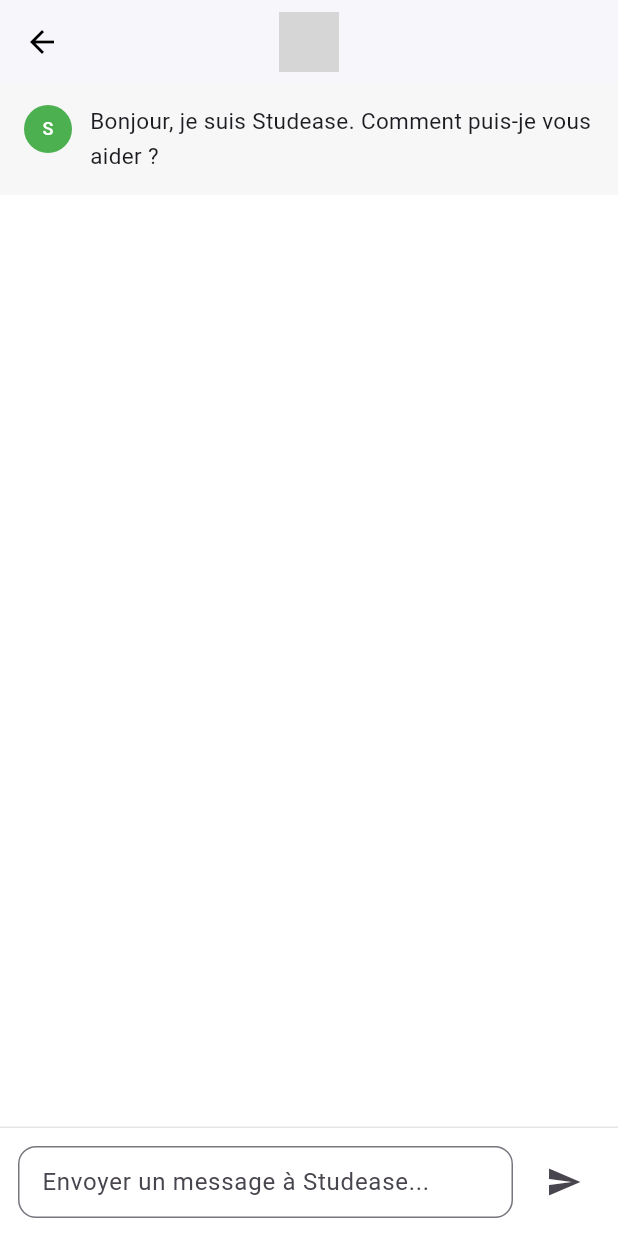
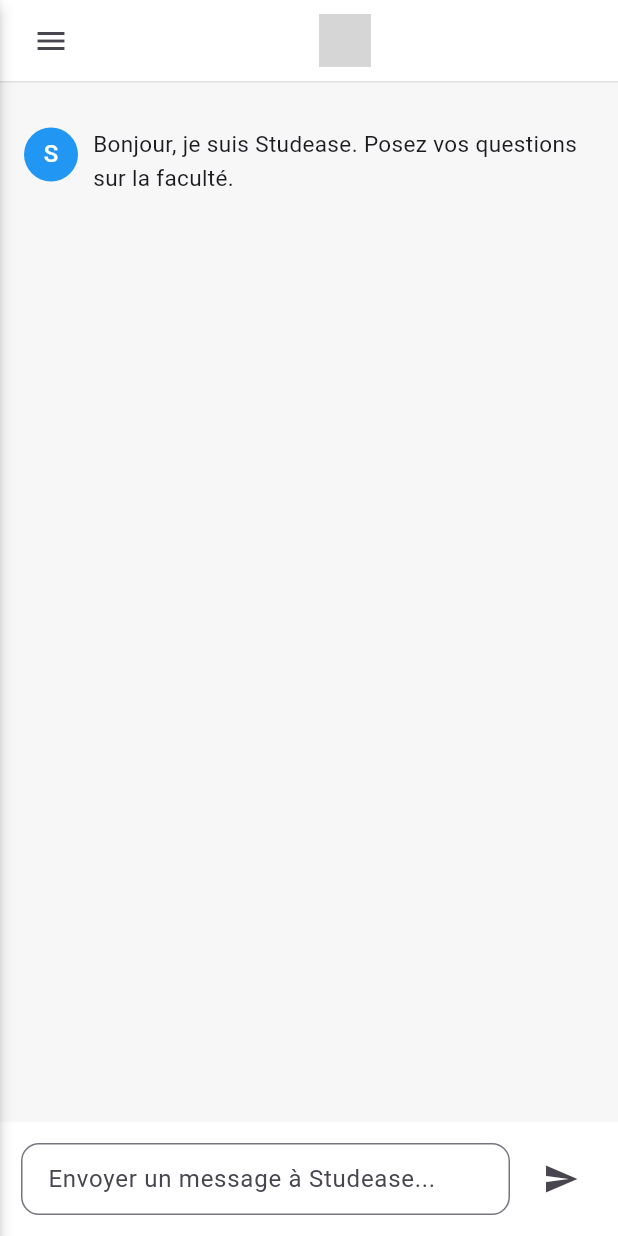
Before and after one commit to DanielEsso237/studease, a Flutter app: the ChatPage screen opened directly, on a phone screen of 412 x 824 dp. Run offline on Flutter 3.47's test engine with Material 3 defaults, Android fonts, the phone set to English and light mode, and no system bars; our stand-ins replace flutter_svg, video_player; grey boxes are pictures that could not be loaded.

Commit message:
feat(chat_page): creating chat_page and all associated widgets

```diff
--- a/frontend/lib/pages/chat_page.dart
+++ b/frontend/lib/pages/chat_page.dart
@@ -1,7 +1,8 @@
 import 'package:flutter/material.dart';
+import '../widgets/chat_sidebar.dart';
 import '../widgets/chat_message.dart';
 import '../widgets/chat_input.dart';
-import '../widgets/chat_app_bar.dart';
+import '../widgets/typing_indicator.dart';
 
 class ChatPage extends StatefulWidget {
   const ChatPage({super.key});
@@ -11,12 +12,18 @@
 }
 
 class _ChatPageState extends State<ChatPage> {
-  final TextEditingController controller = TextEditingController();
-  final ScrollController scrollController = ScrollController();
+  final controller = TextEditingController();
+  final scrollController = ScrollController();
 
-  final List<Map<String, dynamic>> messages = [
+  bool isSidebarOpen = false;
+  bool isTyping = false;
+
+  List<String> conversations = ["Conversation 1"];
+  int selectedConversation = 0;
+
+  List<Map<String, dynamic>> messages = [
     {
-      "text": "Bonjour, je suis Studease. Comment puis-je vous aider ?",
+      "text": "Bonjour, je suis Studease. Posez vos questions sur la faculté.",
       "isUser": false,
     },
   ];
@@ -28,41 +35,160 @@
     setState(() {
       messages.add({"text": text, "isUser": true});
       controller.clear();
+      isTyping = true;
     });
 
-    Future.delayed(const Duration(milliseconds: 400), () {
+    scrollToBottom();
+    simulateStreaming();
+  }
+
+  void simulateStreaming() async {
+    const response =
+        "La faculté des sciences d'Ebolowa propose plusieurs filières comme Informatique, Mathématiques et Physique.";
+
+    String current = "";
+
+    for (int i = 0; i < response.length; i++) {
+      await Future.delayed(const Duration(milliseconds: 25));
+
+      current += response[i];
+
       setState(() {
-        messages.add({"text": "Réponse simulée du chatbot.", "isUser": false});
+        if (messages.isNotEmpty && messages.last["isUser"] == false) {
+          messages.last["text"] = current;
+        } else {
+          messages.add({"text": current, "isUser": false});
+        }
       });
+
+      scrollToBottom();
+    }
+
+    setState(() {
+      isTyping = false;
     });
+  }
 
+  void scrollToBottom() {
     Future.delayed(const Duration(milliseconds: 100), () {
       scrollController.animateTo(
-        scrollController.position.maxScrollExtent + 80,
+        scrollController.position.maxScrollExtent + 100,
         duration: const Duration(milliseconds: 300),
         curve: Curves.easeOut,
       );
     });
   }
 
+  void newConversation() {
+    setState(() {
+      conversations.add("Conversation ${conversations.length + 1}");
+      selectedConversation = conversations.length - 1;
+
+      messages = [
+        {
+          "text":
+              "Bonjour, je suis Studease. Posez vos questions sur la faculté.",
+          "isUser": false,
+        },
+      ];
+    });
+  }
+
+  void selectConversation(int index) {
+    setState(() {
+      selectedConversation = index;
+      isSidebarOpen = false;
+    });
+  }
+
   @override
   Widget build(BuildContext context) {
     return Scaffold(
-      appBar: const ChatAppBar(),
-      backgroundColor: Colors.white,
-      body: Column(
+      backgroundColor: const Color(0xffF7F7F8),
+      body: Stack(
         children: [
-          Expanded(
-            child: ListView.builder(
-              controller: scrollController,
-              itemCount: messages.length,
-              itemBuilder: (context, index) {
-                final msg = messages[index];
-                return ChatMessage(text: msg["text"], isUser: msg["isUser"]);
+          SafeArea(
+            child: Column(
+              children: [
+                Container(
+                  height: 55,
+                  padding: const EdgeInsets.symmetric(horizontal: 10),
+                  decoration: BoxDecoration(
+                    color: Colors.white,
+                    border: Border(
+                      bottom: BorderSide(color: Colors.grey.shade300),
+                    ),
+                  ),
+                  child: Row(
+                    children: [
+                      IconButton(
+                        icon: const Icon(Icons.menu),
+                        onPressed: () {
+                          setState(() {
+                            isSidebarOpen = true;
+                          });
+                        },
+                      ),
+                      const Spacer(),
+                      Image.asset("assets/images/logo_appbar.png", height: 35),
+                      const Spacer(),
+                    ],
+                  ),
+                ),
+                Expanded(
+                  child: Center(
+                    child: ConstrainedBox(
+                      constraints: const BoxConstraints(maxWidth: 900),
+                      child: ListView.builder(
+                        controller: scrollController,
+                        padding: const EdgeInsets.symmetric(vertical: 20),
+                        itemCount: messages.length + (isTyping ? 1 : 0),
+                        itemBuilder: (context, index) {
+                          if (index == messages.length) {
+                            return const TypingIndicator();
+                          }
+
+                          final msg = messages[index];
+
+                          return ChatMessage(
+                            text: msg["text"],
+                            isUser: msg["isUser"],
+                          );
+                        },
+                      ),
+                    ),
+                  ),
+                ),
+                ChatInput(controller: controller, onSend: sendMessage),
+              ],
+            ),
+          ),
+          if (isSidebarOpen)
+            GestureDetector(
+              onTap: () {
+                setState(() {
+                  isSidebarOpen = false;
+                });
+              },
+              child: Container(color: Colors.black.withOpacity(0.3)),
+            ),
+          AnimatedPositioned(
+            duration: const Duration(milliseconds: 250),
+            left: isSidebarOpen ? 0 : -260,
+            top: 0,
+            bottom: 0,
+            child: ChatSidebar(
+              conversations: conversations,
+              selectedIndex: selectedConversation,
+              onSelect: selectConversation,
+              onNewChat: newConversation,
+              onClose: () {
+                setState(() {
+                  isSidebarOpen = false;
+                });
               },
             ),
           ),
-          ChatInput(controller: controller, onSend: sendMessage),
         ],
       ),
     );
--- a/frontend/lib/widgets/chat_input.dart
+++ b/frontend/lib/widgets/chat_input.dart
@@ -9,25 +9,25 @@
   @override
   Widget build(BuildContext context) {
     return Container(
-      padding: const EdgeInsets.all(12),
-      decoration: const BoxDecoration(
+      padding: const EdgeInsets.all(14),
       color: Colors.white,
-        border: Border(top: BorderSide(color: Color(0xffE5E5E5))),
-      ),
+      child: Center(
+        child: ConstrainedBox(
+          constraints: const BoxConstraints(maxWidth: 900),
           child: Row(
             children: [
               Expanded(
                 child: TextField(
                   controller: controller,
                   minLines: 1,
-              maxLines: 4,
+                  maxLines: 5,
                   decoration: InputDecoration(
                     hintText: "Envoyer un message à Studease...",
                     border: OutlineInputBorder(
                       borderRadius: BorderRadius.circular(12),
                     ),
                     contentPadding: const EdgeInsets.symmetric(
-                  horizontal: 12,
+                      horizontal: 14,
                       vertical: 10,
                     ),
                   ),
@@ -37,6 +37,8 @@
               IconButton(onPressed: onSend, icon: const Icon(Icons.send)),
             ],
           ),
+        ),
+      ),
     );
   }
 }
--- a/frontend/lib/widgets/chat_message.dart
+++ b/frontend/lib/widgets/chat_message.dart
@@ -8,21 +8,41 @@
 
   @override
   Widget build(BuildContext context) {
-    return Container(
-      padding: const EdgeInsets.symmetric(horizontal: 16, vertical: 14),
-      color: isUser ? Colors.transparent : const Color(0xffF7F7F8),
+    if (isUser) {
+      return Padding(
+        padding: const EdgeInsets.symmetric(horizontal: 16, vertical: 6),
+        child: Row(
+          mainAxisAlignment: MainAxisAlignment.end,
+          children: [
+            Flexible(
+              child: Container(
+                padding: const EdgeInsets.symmetric(
+                  horizontal: 14,
+                  vertical: 10,
+                ),
+                decoration: BoxDecoration(
+                  color: const Color(0xffE5E5EA),
+                  borderRadius: BorderRadius.circular(18),
+                ),
+                child: Text(text, style: const TextStyle(fontSize: 15)),
+              ),
+            ),
+          ],
+        ),
+      );
+    }
+
+    return Padding(
+      padding: const EdgeInsets.symmetric(horizontal: 16, vertical: 10),
       child: Row(
         crossAxisAlignment: CrossAxisAlignment.start,
         children: [
-          CircleAvatar(
-            radius: 16,
-            backgroundColor: isUser ? Colors.black : Colors.green,
-            child: Text(
-              isUser ? "U" : "S",
-              style: const TextStyle(color: Colors.white, fontSize: 12),
-            ),
+          const CircleAvatar(
+            radius: 18,
+            backgroundColor: Colors.blue,
+            child: Text("S", style: TextStyle(color: Colors.white)),
           ),
-          const SizedBox(width: 12),
+          const SizedBox(width: 10),
           Expanded(
             child: Text(
               text,
```
Also changed, not shown: frontend/lib/pages/login_page.dart (+10 -3 lines), frontend/lib/widgets/chat_sidebar.dart (added, +75 -0 lines), frontend/lib/widgets/typing_indicator.dart (added, +30 -0 lines), 1 other file. Lines whose indentation alone changed are shown as unchanged.
